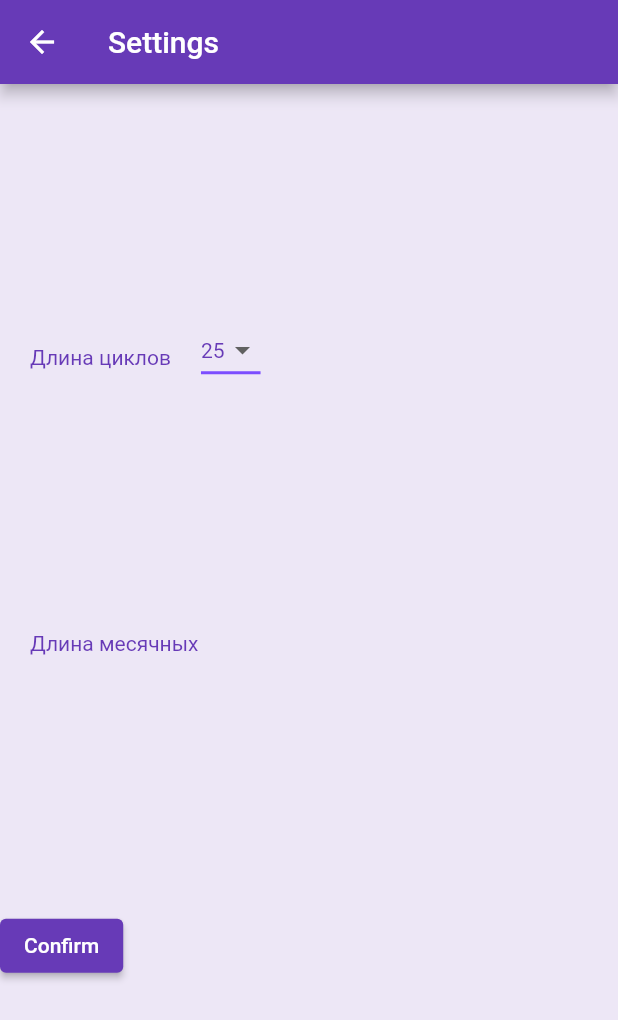
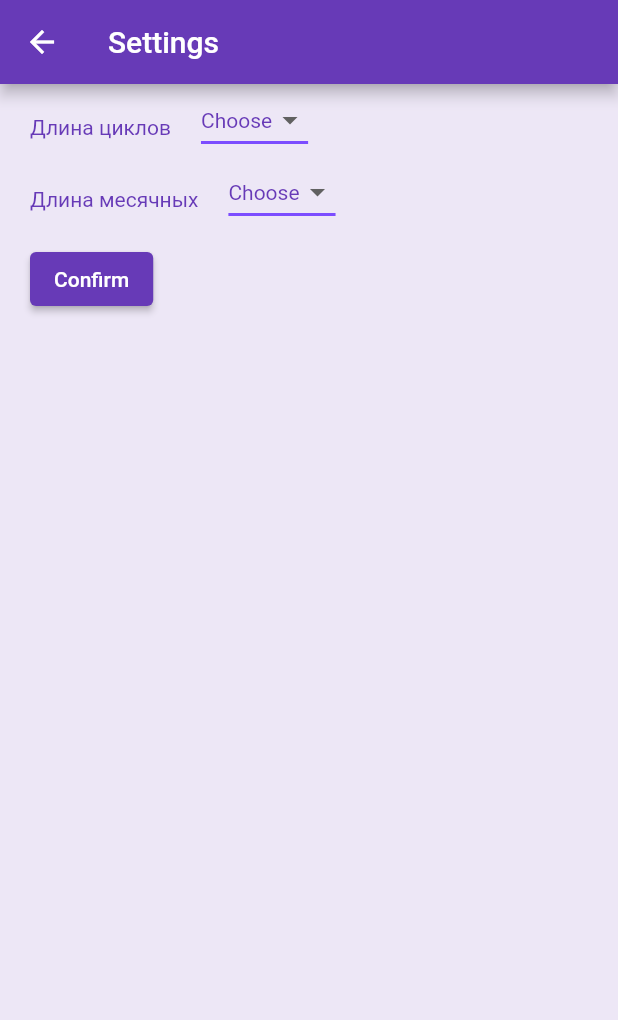
Before and after one commit to IraSoro/period-tracker, a Flutter app: the SettingsScreen screen opened by its route, on a phone screen of 412 x 824 dp. Shown: the top 1020 px of the screen. Run offline on Flutter 3.47's test engine with Material 2 defaults, Android fonts, the phone set to English and light mode, and no system bars.

Commit message:
Added settings.dqrt

```diff
--- a/lib/main.dart
+++ b/lib/main.dart
@@ -1,5 +1,5 @@
 import 'package:flutter/material.dart';
-import 'package:flutter/services.dart';
+import 'settings.dart';
 
 void main() {
   runApp(MaterialApp(
@@ -77,135 +77,3 @@ class SettingsScreen extends StatelessWidget {
     );
   }
 }
-
-class InputWidget extends StatefulWidget {
-  const InputWidget({Key? key}) : super(key: key);
-
-  @override
-  State<InputWidget> createState() => _InputWidgetState();
-}
-
-class _InputWidgetState extends State<InputWidget> {
-  final GlobalKey<FormState> _formKey = GlobalKey<FormState>();
-
-  @override
-  Widget build(BuildContext context) {
-    return Form(
-      key: _formKey,
-      child: Column(
-        mainAxisAlignment: MainAxisAlignment.spaceEvenly,
-        children: <Widget>[
-          Row(
-            children: const [
-              Padding(
-                padding:
-                    EdgeInsets.only(top: 10, bottom: 0, left: 20, right: 20),
-                child: Align(
-                  alignment: Alignment.topCenter,
-                  child: Text('Длина циклов', textDirection: TextDirection.ltr),
-                ),
-              ),
-              MyStatefulWidget(),
-            ],
-          ),
-          Row(
-            children: const [
-              Padding(
-                padding:
-                    EdgeInsets.only(top: 10, bottom: 0, left: 20, right: 20),
-                child: Align(
-                  alignment: Alignment.topCenter,
-                  child: Text('Длина месячных', textDirection: TextDirection.ltr),
-                ),
-              ),
-              //TODO: тут будет другой виджет - как наверху, только с меньшим диапазоном чисел
-            ],
-          ),
-          Row(
-            children: [
-              Padding(
-                padding: const EdgeInsets.symmetric(
-                  vertical: 16.0,
-                ),
-                child: ElevatedButton(
-                  onPressed: () {
-                    // Validate will return true if the form is valid, or false if
-                    // the form is invalid.
-                    if (_formKey.currentState!.validate()) {
-                      // Process data.
-                    }
-                  },
-                  child: const Text('Confirm'),
-                ),
-              ),
-            ],
-          ),
-        ],
-      ),
-    );
-  }
-}
-
-class MyStatefulWidget extends StatefulWidget {
-  const MyStatefulWidget({Key? key}) : super(key: key);
-
-  @override
-  State<MyStatefulWidget> createState() => _MyStatefulWidgetState();
-}
-
-class _MyStatefulWidgetState extends State<MyStatefulWidget> {
-  String dropdownValue = '25';
-
-  @override
-  Widget build(BuildContext context) {
-    return DropdownButton<String>(
-      value: dropdownValue,
-      // icon: const Icon(Icons.arrow_downward),
-      elevation: 16,
-      style: const TextStyle(color: Colors.deepPurple),
-      underline: Container(
-        height: 2,
-        color: Colors.deepPurpleAccent,
-      ),
-      onChanged: (String? newValue) {
-        setState(() {
-          dropdownValue = newValue!;
-        });
-      },
-      items: <String>[
-        '1 ',
-        '2 ',
-        '3 ',
-        '4 ',
-        '5 ',
-        '6 ',
-        '7 ',
-        '8 ',
-        '9 ',
-        '10',
-        '11',
-        '12',
-        '13',
-        '14',
-        '15',
-        '16',
-        '17',
-        '18',
-        '19',
-        '20',
-        '21',
-        '22',
-        '23',
-        '24',
-        '25',
-        '26',
-        '27'
-      ].map<DropdownMenuItem<String>>((String value) {
-        return DropdownMenuItem<String>(
-          value: value,
-          child: Text(value),
-        );
-      }).toList(),
-    );
-  }
-}
--- /dev/null
+++ b/lib/settings.dart
@@ -0,0 +1,177 @@
+import 'package:flutter/material.dart';
+
+class InputWidget extends StatefulWidget {
+  const InputWidget({Key? key}) : super(key: key);
+
+  @override
+  State<InputWidget> createState() => _InputWidgetState();
+}
+
+class _InputWidgetState extends State<InputWidget> {
+  final GlobalKey<FormState> _formKey = GlobalKey<FormState>();
+
+  @override
+  Widget build(BuildContext context) {
+    return Form(
+      key: _formKey,
+      child: Column(
+        mainAxisAlignment: MainAxisAlignment.start,
+        children: <Widget>[
+          Row(
+            children: const [
+              Padding(
+                padding:
+                    EdgeInsets.only(top: 10, bottom: 0, left: 20, right: 20),
+                child: Align(
+                  alignment: Alignment.topCenter,
+                  child: Text('Длина циклов', textDirection: TextDirection.ltr),
+                ),
+              ),
+              LongStatefulWidget(),
+            ],
+          ),
+          Row(
+            children: const [
+              Padding(
+                padding:
+                    EdgeInsets.only(top: 10, bottom: 0, left: 20, right: 20),
+                child: Align(
+                  alignment: Alignment.topCenter,
+                  child:
+                      Text('Длина месячных', textDirection: TextDirection.ltr),
+                ),
+              ),
+              ShortStatefulWidget(),
+            ],
+          ),
+          Row(
+            children: [
+              Padding(
+                padding: const EdgeInsets.only(
+                    top: 10, bottom: 0, left: 20, right: 20),
+                child: ElevatedButton(
+                  onPressed: () {},
+                  child: const Text('Confirm'),
+                ),
+              ),
+            ],
+          ),
+        ],
+      ),
+    );
+  }
+}
+
+class LongStatefulWidget extends StatefulWidget {
+  const LongStatefulWidget({Key? key}) : super(key: key);
+
+  @override
+  State<LongStatefulWidget> createState() => _LongStatefulWidgetState();
+}
+
+class _LongStatefulWidgetState extends State<LongStatefulWidget> {
+  String dropdownValue = 'Choose';
+
+  @override
+  Widget build(BuildContext context) {
+    return DropdownButton<String>(
+      value: dropdownValue,
+      // icon: const Icon(Icons.arrow_downward),
+      elevation: 16,
+      style: const TextStyle(color: Colors.deepPurple),
+      underline: Container(
+        height: 2,
+        color: Colors.deepPurpleAccent,
+      ),
+      onChanged: (String? newValue) {
+        setState(() {
+          dropdownValue = newValue!;
+        });
+      },
+      items: <String>[
+        'Choose',
+        '14',
+        '15',
+        '16',
+        '17',
+        '18',
+        '19',
+        '20',
+        '21',
+        '22',
+        '23',
+        '24',
+        '25',
+        '26',
+        '27',
+        '28',
+        '29',
+        '30',
+        '31',
+        '32',
+        '33',
+        '34',
+        '35',
+        '36',
+        '37',
+        '38',
+        '39',
+        '40',
+        '41',
+        '42'
+      ].map<DropdownMenuItem<String>>((String value) {
+        return DropdownMenuItem<String>(
+          value: value,
+          child: Text(value),
+        );
+      }).toList(),
+    );
+  }
+}
+
+class ShortStatefulWidget extends StatefulWidget {
+  const ShortStatefulWidget({Key? key}) : super(key: key);
+
+  @override
+  State<ShortStatefulWidget> createState() => _ShortStatefulWidgetState();
+}
+
+class _ShortStatefulWidgetState extends State<ShortStatefulWidget> {
+  String dropdownValue = 'Choose';
+
+  @override
+  Widget build(BuildContext context) {
+    return DropdownButton<String>(
+      value: dropdownValue,
+      // icon: const Icon(Icons.arrow_downward),
+      elevation: 16,
+      style: const TextStyle(color: Colors.deepPurple),
+      underline: Container(
+        height: 2,
+        color: Colors.deepPurpleAccent,
+      ),
+      onChanged: (String? newValue) {
+        setState(() {
+          dropdownValue = newValue!;
+        });
+      },
+      items: <String>[
+        'Choose',
+        '1 ',
+        '2 ',
+        '3 ',
+        '4 ',
+        '5 ',
+        '6 ',
+        '7 ',
+        '8 ',
+        '9 '
+      ].map<DropdownMenuItem<String>>((String value) {
+        return DropdownMenuItem<String>(
+          value: value,
+          child: Text(value),
+        );
+      }).toList(),
+    );
+  }
+}
```
